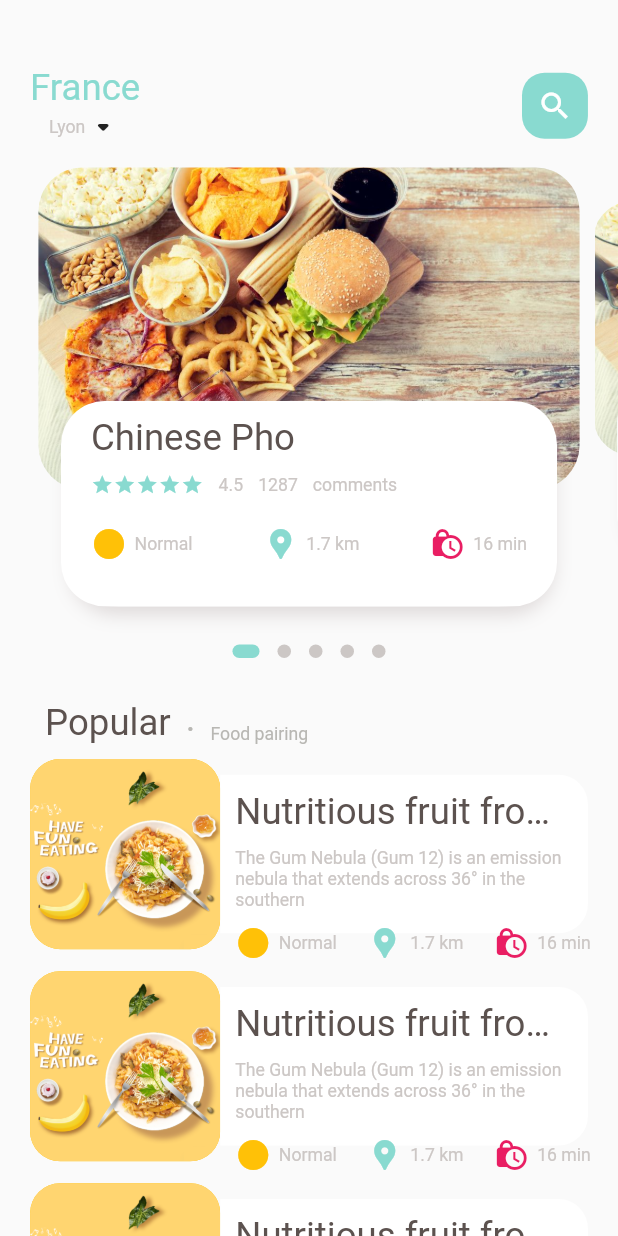
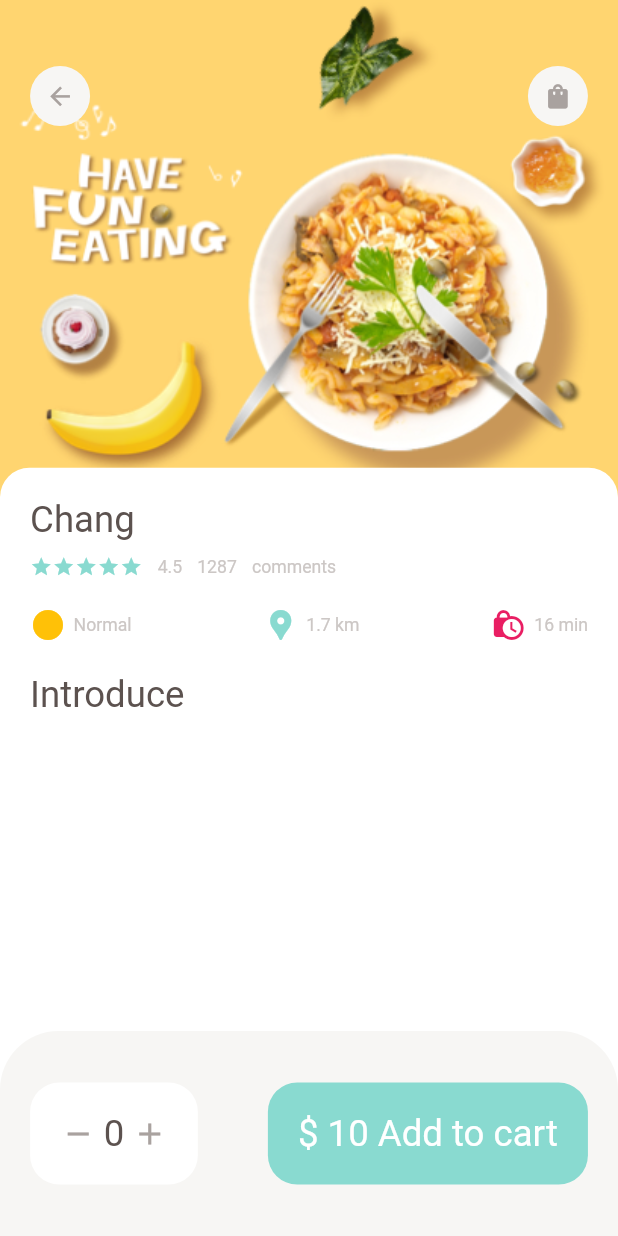
Before and after one commit to JosueGauthier/food_deliver, a Flutter app: the screen it shows after launch, on a phone screen of 412 x 824 dp. Run offline on Flutter 3.47's test engine with Material 2 defaults, Android fonts, the light colour scheme and no system bars; drawn by our look-alikes of dots_indicator; our stand-ins replace get.

Commit message:
add a food page

```diff
--- a/lib/main.dart
+++ b/lib/main.dart
@@ -1,5 +1,6 @@
 import 'package:flutter/material.dart';
-import 'package:food_deliver/home/main_full_page.dart';
+import 'package:food_deliver/pages/food/popularfooddetail.dart';
+import 'package:food_deliver/pages/home/main_full_page.dart';
 import 'package:get/get.dart';
 
 void main() {
@@ -27,7 +28,7 @@ class MyApp extends StatelessWidget {
         // is not restarted.
         primarySwatch: Colors.blue,
       ),
-      home: MainFoodPage(),
+      home: PopularFoodDetail(),
     );
   }
 }
--- /dev/null
+++ b/lib/pages/food/popularfooddetail.dart
@@ -0,0 +1,145 @@
+import 'package:flutter/material.dart';
+import 'package:food_deliver/utils/dimensions.dart';
+import 'package:food_deliver/widget/app_column.dart';
+import 'package:food_deliver/widget/app_icon.dart';
+
+import '../../utils/colors.dart';
+import '../../widget/big_text.dart';
+import '../../widget/icon_and_text.dart';
+import '../../widget/small_text.dart';
+
+class PopularFoodDetail extends StatelessWidget {
+  const PopularFoodDetail({Key? key}) : super(key: key);
+
+  @override
+  Widget build(BuildContext context) {
+    return Scaffold(
+      backgroundColor: Colors.white,
+      body: Stack(children: [
+        //!background image
+        Positioned(
+            left: 0,
+            right: 0,
+            child: Container(
+              width: double.maxFinite,
+              height: Dimensions.popularFoodImgSize,
+              decoration: BoxDecoration(
+                  image: DecorationImage(
+                      fit: BoxFit.cover,
+                      image: AssetImage("assets/image/food0.png"))),
+            )),
+
+        //! icon widget
+        Positioned(
+          top: Dimensions.height45,
+          left: Dimensions.width20,
+          right: Dimensions.width20,
+          child: Row(
+            mainAxisAlignment: MainAxisAlignment.spaceBetween,
+            children: [
+              AppIcon(iconData: Icons.arrow_back),
+              AppIcon(iconData: Icons.shopping_bag)
+            ],
+          ),
+        ),
+
+        //!introduction of food
+        Positioned(
+            left: 0,
+            right: 0,
+            bottom: 0,
+            top: Dimensions.popularFoodImgSize - 30,
+            child: Container(
+                padding: EdgeInsets.only(
+                    left: Dimensions.width20,
+                    right: Dimensions.width20,
+                    top: Dimensions.height20),
+                decoration: BoxDecoration(
+                    borderRadius: BorderRadius.only(
+                        topLeft: Radius.circular(Dimensions.radius20),
+                        topRight: Radius.circular(Dimensions.radius20)),
+                    color: Colors.white),
+                child: Column(
+                  crossAxisAlignment: CrossAxisAlignment.start,
+                  children: [
+                    AppColumn(
+                      titletext: "Chang",
+                    ),
+                    SizedBox(
+                      height: Dimensions.height20,
+                    ),
+                    BigText(text: "Introduce"),
+                  ],
+                ))),
+
+        //!Expandable text widget
+      ]),
+      bottomNavigationBar: Container(
+        height: Dimensions.bottomheightbar,
+        padding: EdgeInsets.only(
+            top: Dimensions.height30,
+            bottom: Dimensions.height30,
+            left: Dimensions.width20,
+            right: Dimensions.width20),
+        decoration: BoxDecoration(
+            color: AppColors.buttonBackgroundColor,
+            borderRadius: BorderRadius.only(
+              topLeft: Radius.circular(Dimensions.radius20 * 2),
+              topRight: Radius.circular(Dimensions.radius20 * 2),
+            )),
+        child:
+            Row(mainAxisAlignment: MainAxisAlignment.spaceBetween, children: [
+          Container(
+            padding: EdgeInsets.only(
+                top: Dimensions.height20,
+                bottom: Dimensions.height20,
+                left: Dimensions.width20,
+                right: Dimensions.width20),
+            decoration: BoxDecoration(
+                color: Colors.white,
+                borderRadius: BorderRadius.circular(Dimensions.radius20)),
+            child: Row(
+              mainAxisAlignment: MainAxisAlignment.spaceBetween,
+              children: [
+                Icon(
+                  Icons.remove,
+                  color: AppColors.signColor,
+                ),
+                SizedBox(
+                  width: Dimensions.width10 / 2,
+                ),
+                BigText(text: "0"),
+                SizedBox(
+                  width: Dimensions.width10 / 2,
+                ),
+                Icon(
+                  Icons.add,
+                  color: AppColors.signColor,
+                ),
+              ],
+            ),
+          ),
+          Container(
+            padding: EdgeInsets.only(
+                top: Dimensions.height20,
+                bottom: Dimensions.height20,
+                left: Dimensions.width20,
+                right: Dimensions.width20),
+            decoration: BoxDecoration(
+                color: AppColors.mainColor,
+                borderRadius: BorderRadius.circular(Dimensions.radius20)),
+            child: Row(
+              mainAxisAlignment: MainAxisAlignment.spaceBetween,
+              children: [
+                BigText(
+                  text: "\$ 10 Add to cart",
+                  color: Colors.white,
+                ),
+              ],
+            ),
+          )
+        ]),
+      ),
+    );
+  }
+}
--- a/lib/home/food_page_body.dart
+++ b/lib/pages/home/food_page_body.dart
@@ -2,6 +2,7 @@ import 'package:dots_indicator/dots_indicator.dart';
 import 'package:flutter/material.dart';
 import 'package:food_deliver/utils/colors.dart';
 import 'package:food_deliver/utils/dimensions.dart';
+import 'package:food_deliver/widget/app_column.dart';
 import 'package:food_deliver/widget/big_text.dart';
 import 'package:food_deliver/widget/icon_and_text.dart';
 import 'package:food_deliver/widget/small_text.dart';
@@ -171,14 +172,14 @@ class _FoodPageBodyState extends State<FoodPageBody> {
                                         text: "Normal",
                                         iconcolor: Colors.amber),
                                     SizedBox(
-                                      width: Dimensions.width20,
+                                      width: 0,
                                     ),
                                     IconAndTextWidget(
                                         icon: Icons.location_pin,
                                         text: "1.7 km",
                                         iconcolor: AppColors.mainColor),
                                     SizedBox(
-                                      width: Dimensions.width20,
+                                      width: 0,
                                     ),
                                     IconAndTextWidget(
                                         icon: Icons.lock_clock,
@@ -261,70 +262,11 @@ class _FoodPageBodyState extends State<FoodPageBody> {
                     BoxShadow(color: Colors.white, offset: Offset(5, 0)),
                   ]),
               child: Container(
-                padding: EdgeInsets.only(
-                    top: Dimensions.height10,
-                    left: Dimensions.width15,
-                    right: Dimensions.width15),
-                child: Column(
-                    crossAxisAlignment: CrossAxisAlignment.start,
-                    children: [
-                      BigText(text: "Chinese Pho"),
-                      SizedBox(
-                        height: Dimensions.height10,
-                      ),
-                      Row(
-                        children: [
-                          Wrap(
-                            children: List.generate(
-                                5,
-                                (index) => Icon(
-                                      Icons.star,
-                                      color: AppColors.mainColor,
-                                      size: 15,
-                                    )),
-                          ),
-                          SizedBox(
-                            width: Dimensions.width10,
-                          ),
-                          SmallText(text: "4.5"),
-                          SizedBox(
-                            width: Dimensions.width10,
-                          ),
-                          SmallText(text: "1287"),
-                          SizedBox(
-                            width: Dimensions.width10,
-                          ),
-                          SmallText(text: "comments"),
-                        ],
-                      ),
-                      SizedBox(
-                        height: Dimensions.height20,
-                      ),
-                      Row(
-                        mainAxisAlignment: MainAxisAlignment.spaceBetween,
-                        children: [
-                          IconAndTextWidget(
-                              icon: Icons.circle,
-                              text: "Normal",
-                              iconcolor: Colors.amber),
-                          SizedBox(
-                            width: Dimensions.width20,
-                          ),
-                          IconAndTextWidget(
-                              icon: Icons.location_pin,
-                              text: "1.7 km",
-                              iconcolor: AppColors.mainColor),
-                          SizedBox(
-                            width: Dimensions.width20,
-                          ),
-                          IconAndTextWidget(
-                              icon: Icons.lock_clock,
-                              text: "16 min",
-                              iconcolor: Colors.pink),
-                        ],
-                      )
-                    ]),
-              ),
+                  padding: EdgeInsets.only(
+                      top: Dimensions.height10,
+                      left: Dimensions.width15,
+                      right: Dimensions.width15),
+                  child: AppColumn(titletext: "Chinese side")),
             ),
           ),
         ],
--- a/lib/home/main_full_page.dart
+++ b/lib/pages/home/main_full_page.dart
@@ -1,5 +1,5 @@
 import 'package:flutter/material.dart';
-import 'package:food_deliver/home/food_page_body.dart';
+import 'package:food_deliver/pages/home/food_page_body.dart';
 import 'package:food_deliver/utils/colors.dart';
 import 'package:food_deliver/utils/dimensions.dart';
 import 'package:food_deliver/widget/big_text.dart';
--- a/lib/utils/colors.dart
+++ b/lib/utils/colors.dart
@@ -1,17 +1,16 @@
 import 'dart:ui';
 
-class AppColors{
+class AppColors {
   static final Color textColor = const Color(0xFFccc7c5);
   static final Color mainColor = const Color(0xFF89dad0);
   //static final Color mainColor = const Color(0xFFfa7552);
   static final Color iconColor1 = const Color(0xFFffd28d);
   static final Color iconColor2 = const Color(0xFFfcab88);
   static final Color paraColor = const Color(0xFF8f837f);
-  static final Color buttonBackgroundColor= const Color(0xFFf7f6f4);
+  static final Color buttonBackgroundColor = const Color(0xFFf7f6f4);
   static final Color signColor = const Color(0xFFa9a29f);
   static final Color titleColor = const Color(0xFF5c524f);
   static final Color mainBlackColor = const Color(0xFF332d2b);
   //static final Color yellowColor = const Color(0xFFfa7552);
   static final Color yellowColor = const Color(0xFFffd379);
-
 }
--- a/lib/utils/dimensions.dart
+++ b/lib/utils/dimensions.dart
@@ -35,6 +35,8 @@ class Dimensions {
   static double width45 = screenWidth / 9.13;
   static double width5 = screenWidth / 82.2;
 
+  //
+  static double fontsize26 = screenHeight / 32.46;
   static double fontheight20 = screenHeight / 42.2;
 
   static double radius20 = screenHeight / 42.2;
@@ -43,4 +45,12 @@ class Dimensions {
   // list view size
   static double listviewimgSize = screenWidth / 3.25;
   static double listviewTextHeigth = screenWidth / 3.9;
+
+  //popular food
+
+  static double iconsize16 = screenHeight / 52.75;
+  static double iconsize20 = screenHeight / 42.2;
+  static double popularFoodImgSize = screenHeight / 2.41;
+
+  static double bottomheightbar = screenHeight / 6.03;
 }
--- /dev/null
+++ b/lib/widget/app_column.dart
@@ -0,0 +1,76 @@
+import 'package:flutter/material.dart';
+import 'package:food_deliver/widget/small_text.dart';
+
+import '../utils/colors.dart';
+import '../utils/dimensions.dart';
+import 'big_text.dart';
+import 'icon_and_text.dart';
+
+class AppColumn extends StatelessWidget {
+  final String titletext;
+
+  const AppColumn({Key? key, required this.titletext}) : super(key: key);
+
+  @override
+  Widget build(BuildContext context) {
+    return Column(
+      crossAxisAlignment: CrossAxisAlignment.start,
+      children: [
+        BigText(
+          text: titletext,
+          size: Dimensions.fontsize26,
+        ),
+        SizedBox(
+          height: Dimensions.height10,
+        ),
+        Row(
+          children: [
+            Wrap(
+              children: List.generate(
+                  5,
+                  (index) => Icon(
+                        Icons.star,
+                        color: AppColors.mainColor,
+                        size: 15,
+                      )),
+            ),
+            SizedBox(
+              width: Dimensions.width10,
+            ),
+            SmallText(text: "4.5"),
+            SizedBox(
+              width: Dimensions.width10,
+            ),
+            SmallText(text: "1287"),
+            SizedBox(
+              width: Dimensions.width10,
+            ),
+            SmallText(text: "comments"),
+          ],
+        ),
+        SizedBox(
+          height: Dimensions.height20,
+        ),
+        Row(
+          mainAxisAlignment: MainAxisAlignment.spaceBetween,
+          children: [
+            IconAndTextWidget(
+                icon: Icons.circle, text: "Normal", iconcolor: Colors.amber),
+            SizedBox(
+              width: Dimensions.width20,
+            ),
+            IconAndTextWidget(
+                icon: Icons.location_pin,
+                text: "1.7 km",
+                iconcolor: AppColors.mainColor),
+            SizedBox(
+              width: Dimensions.width20,
+            ),
+            IconAndTextWidget(
+                icon: Icons.lock_clock, text: "16 min", iconcolor: Colors.pink),
+          ],
+        ),
+      ],
+    );
+  }
+}
--- /dev/null
+++ b/lib/widget/app_icon.dart
@@ -0,0 +1,33 @@
+import 'package:flutter/material.dart';
+import 'package:food_deliver/utils/dimensions.dart';
+
+class AppIcon extends StatelessWidget {
+  final IconData iconData;
+  final Color backgroundColor;
+  final Color iconColor;
+  final double size;
+
+  const AppIcon({
+    Key? key,
+    required this.iconData,
+    this.backgroundColor = const Color(0xFFf7f6f4),
+    this.iconColor = const Color(0xFFa9a29f),
+    this.size = 40,
+  }) : super(key: key);
+
+  @override
+  Widget build(BuildContext context) {
+    return Container(
+      width: size,
+      height: size,
+      decoration: BoxDecoration(
+          borderRadius: BorderRadius.circular(size / 2),
+          color: backgroundColor),
+      child: Icon(
+        iconData,
+        color: iconColor,
+        size: Dimensions.iconsize20,
+      ),
+    );
+  }
+}
--- a/lib/widget/small_text.dart
+++ b/lib/widget/small_text.dart
@@ -8,6 +8,7 @@ class SmallText extends StatelessWidget {
   final String text;
   double size;
   double height;
+  TextOverflow overFlow;
 
   SmallText({
     Key? key,
@@ -15,12 +16,15 @@ class SmallText extends StatelessWidget {
     required this.text,
     this.size = 12,
     this.height = 1.2,
+    this.overFlow = TextOverflow.ellipsis,
   }) : super(key: key);
 
   @override
   Widget build(BuildContext context) {
     return Text(
       text,
+      maxLines: 1,
+      overflow: overFlow,
       style: TextStyle(
         color: color,
         fontFamily: 'Roboto',
```
